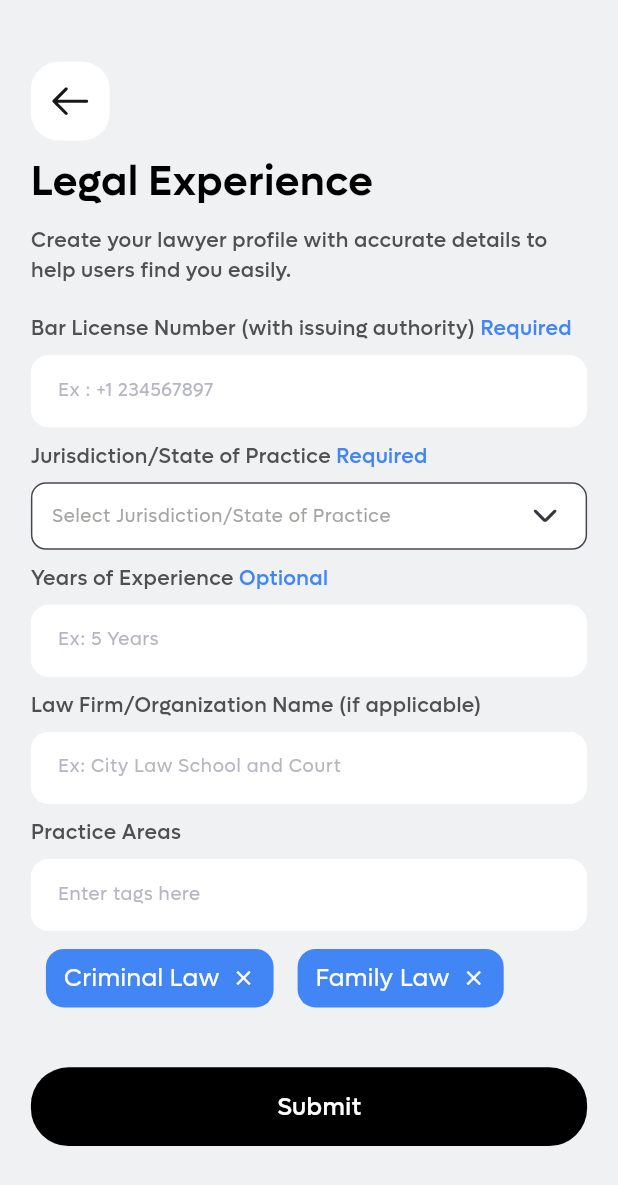
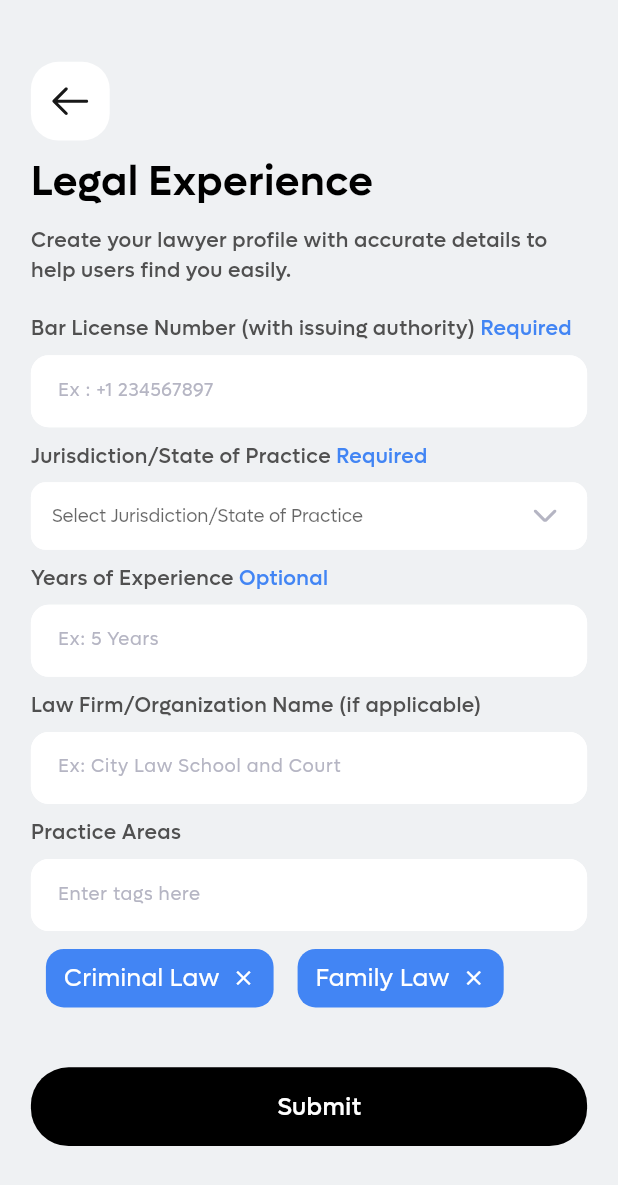
Before and after one commit to ibrahimsm83/casekarao, a Flutter app: the LegalExperienceScreen screen opened by its route, on a phone screen of 412 x 824 dp. Shown: the top 1185 px of the screen. Run offline on Flutter 3.47's test engine with Material 3 defaults, Android fonts, the phone set to English and light mode, and no system bars; our stand-ins replace another_flushbar, flutter_rating, flutter_screenutil, flutter_svg, get, pin_code_fields and 1 more.

Commit message:
Legal Experience issues fixed

```diff
--- a/lib/presentation/legal_experience_screen/legal_experience_screen.dart
+++ b/lib/presentation/legal_experience_screen/legal_experience_screen.dart
@@ -264,7 +264,13 @@ class _LegalExperienceScreenState extends State<LegalExperienceScreen> {
           dropdownColor: ColorManager.kWhiteColor,
           icon: Padding(
             padding: const EdgeInsets.only(right: 8.0),
-            child: SvgPicture.asset(ImageAssets.arrowDownIcon),
+            child: SvgPicture.asset(
+              ImageAssets.arrowDownIcon,
+              colorFilter: ColorFilter.mode(
+                ColorManager.kGreyColor,
+                BlendMode.srcIn,
+              ),
+            ),
           ),
           decoration: InputDecoration(
             filled: true,
@@ -272,10 +278,19 @@ class _LegalExperienceScreenState extends State<LegalExperienceScreen> {
             contentPadding: EdgeInsets.only(left: 10.0),
             border: OutlineInputBorder(
               borderRadius: BorderRadius.circular(10.0),
-              borderSide: BorderSide(color: ColorManager.secondary),
+              borderSide: BorderSide(color: ColorManager.kWhiteColor),
             ),
-            labelText: AppStrings.selectJurisdiction,
-            labelStyle: getRegularStyle(color: ColorManager.kHintTextColor),
+            enabledBorder: OutlineInputBorder(
+              borderRadius: BorderRadius.circular(10.0),
+              borderSide: BorderSide(color: ColorManager.kWhiteColor),
+            ),
+            focusedBorder: OutlineInputBorder(
+              borderRadius: BorderRadius.circular(10.0),
+              borderSide: BorderSide(color: ColorManager.kWhiteColor),
+            ),
+            hintText: AppStrings.selectJurisdiction,
+            hintStyle: getRegularStyle(color: ColorManager.kHintTextColor),
+            floatingLabelBehavior: FloatingLabelBehavior.never,
           ),
           onChanged: (String? newValue) {
             setState(() {
```
